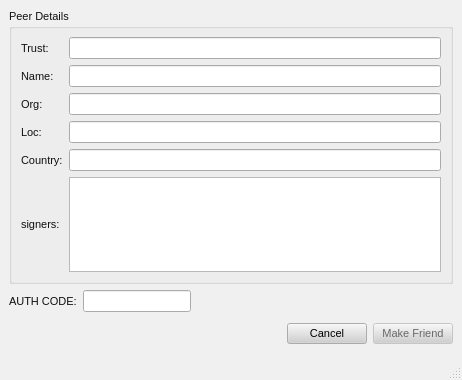
Qt form retroshare-gui/src/gui/connect/ConnectDialog.ui (RetroShare/RetroShare) before a commit.
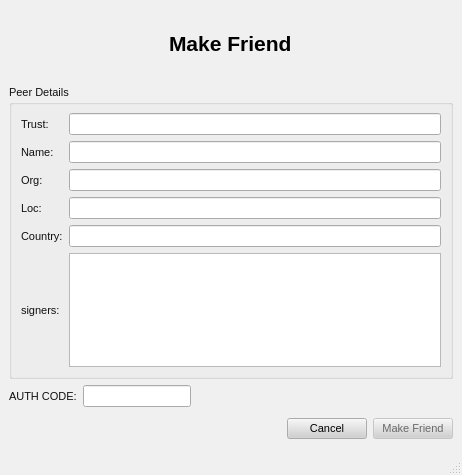
The same form after that commit. Icons and pictures are not drawn.

Commit message: * replaced toText in MessagesDialog QTextEdit with QTextBrowser to get use a scrollbar * update little bit ProfileView(added function for load a image to picture label, added a Button for Edit Profile) * set context menu icon for Connect To Friend * Fixed OnlineToaster's Picture Label Layout * set for Make Friend a Header Image and Text

The edit to the form file:
```diff
--- a/retroshare-gui/src/gui/connect/ConnectDialog.ui
+++ b/retroshare-gui/src/gui/connect/ConnectDialog.ui
@@ -6,7 +6,7 @@
     <x>0</x>
     <y>0</y>
     <width>462</width>
-    <height>380</height>
+    <height>475</height>
    </rect>
   </property>
   <property name="palette" >
@@ -505,11 +505,31 @@
      <x>0</x>
      <y>0</y>
      <width>462</width>
-     <height>359</height>
+     <height>453</height>
     </rect>
    </property>
    <layout class="QGridLayout" name="gridLayout_2" >
     <item row="0" column="0" colspan="3" >
+     <widget class="QLabel" name="label_8" >
+      <property name="minimumSize" >
+       <size>
+        <width>0</width>
+        <height>70</height>
+       </size>
+      </property>
+      <property name="styleSheet" >
+       <string notr="true" >background-image: url(:/images/addfriendlabel.png)</string>
+      </property>
+      <property name="text" >
+       <string>&lt;!DOCTYPE HTML PUBLIC "-//W3C//DTD HTML 4.0//EN" "http://www.w3.org/TR/REC-html40/strict.dtd">
+&lt;html>&lt;head>&lt;meta name="qrichtext" content="1" />&lt;style type="text/css">
+p, li { white-space: pre-wrap; }
+&lt;/style>&lt;/head>&lt;body style=" font-family:'Arial'; font-size:8pt; font-weight:400; font-style:normal;">
+&lt;p style=" margin-top:0px; margin-bottom:0px; margin-left:0px; margin-right:0px; -qt-block-indent:0; text-indent:0px;">&lt;span style=" font-size:16pt; font-weight:600; color:#000000;">		Make Friend&lt;/span>&lt;/p>&lt;/body>&lt;/html></string>
+      </property>
+     </widget>
+    </item>
+    <item row="1" column="0" colspan="3" >
      <widget class="QGroupBox" name="groupBox" >
       <property name="title" >
        <string>Peer Details</string>
@@ -598,14 +618,14 @@
       </layout>
      </widget>
     </item>
-    <item row="1" column="0" >
+    <item row="2" column="0" >
      <widget class="QLabel" name="label_7" >
       <property name="text" >
        <string>AUTH CODE:</string>
       </property>
      </widget>
     </item>
-    <item row="1" column="1" >
+    <item row="2" column="1" >
      <widget class="QLineEdit" name="Ledit_name" >
       <property name="sizePolicy" >
        <sizepolicy vsizetype="Fixed" hsizetype="Fixed" >
@@ -615,7 +635,7 @@
       </property>
      </widget>
     </item>
-    <item row="1" column="2" >
+    <item row="2" column="2" >
      <spacer>
       <property name="orientation" >
        <enum>Qt::Horizontal</enum>
@@ -631,7 +651,7 @@
       </property>
      </spacer>
     </item>
-    <item row="2" column="0" colspan="3" >
+    <item row="3" column="0" colspan="3" >
      <layout class="QHBoxLayout" >
       <property name="spacing" >
        <number>6</number>
@@ -697,9 +717,9 @@
    <property name="geometry" >
     <rect>
      <x>0</x>
-     <y>359</y>
+     <y>453</y>
      <width>462</width>
-     <height>21</height>
+     <height>22</height>
     </rect>
    </property>
   </widget>
```
The commit also changes 12 other files.
